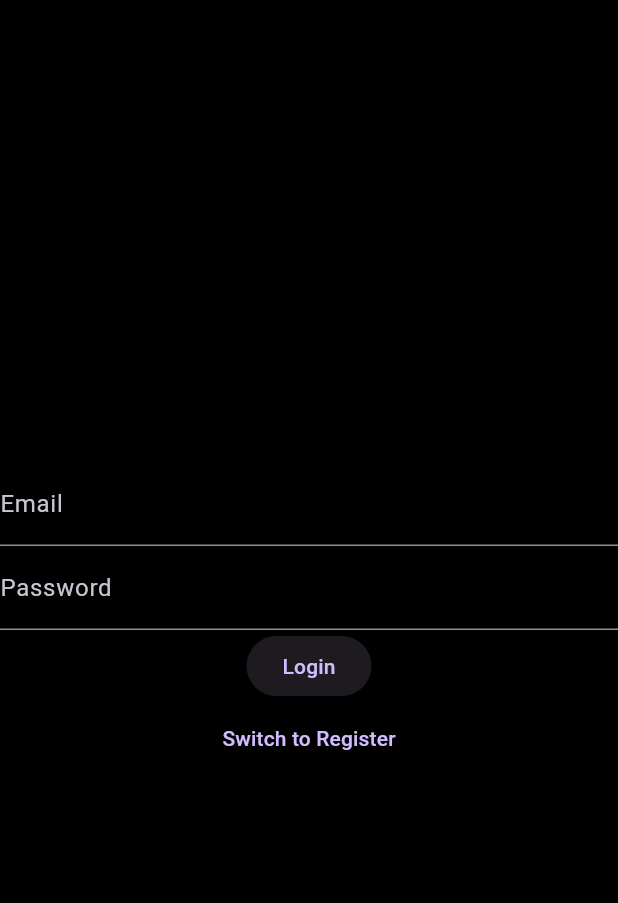
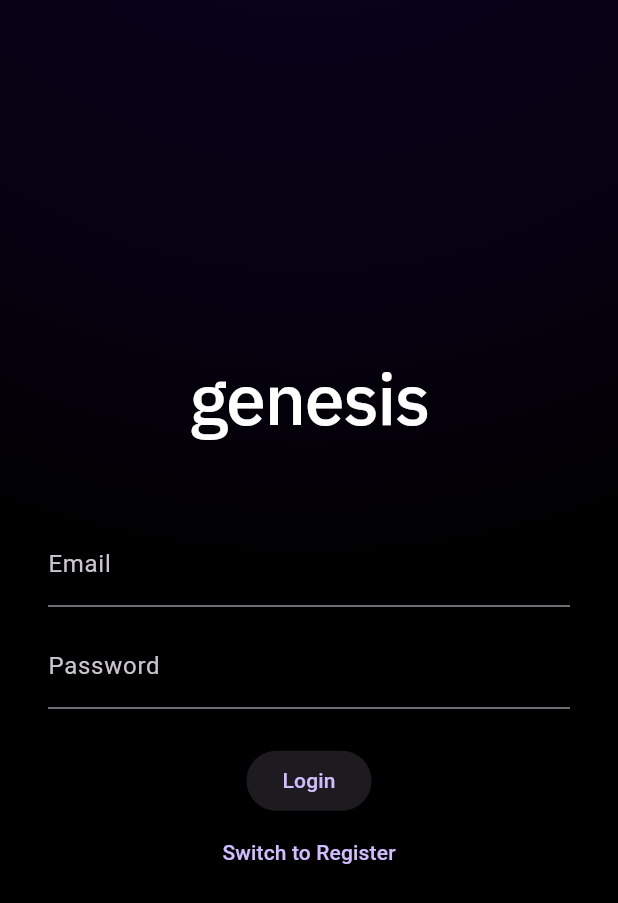
Before and after one commit to Nswa/genesis_f1, a Flutter app: the screen it shows after launch, on a phone screen of 412 x 824 dp. Shown: the top 903 px of the screen. Run offline on Flutter 3.47's test engine with Material 3 defaults, Android fonts, the phone set to English and light mode, and no system bars; our stand-ins replace firebase_auth, firebase_core; accounts and stored records are empty; Roboto replaces fonts that are missing (Georgia).

Commit message:
new auth screen setup

```diff
--- /dev/null
+++ b/lib/digital_assets/auth_bg.dart
@@ -0,0 +1,61 @@
+import 'package:flutter/material.dart';
+
+class AuthBackground extends StatefulWidget {
+  final Widget? child;
+
+  const AuthBackground({Key? key, this.child}) : super(key: key);
+
+  @override
+  State<AuthBackground> createState() => _AuthBackgroundState();
+}
+
+class _AuthBackgroundState extends State<AuthBackground>
+    with SingleTickerProviderStateMixin {
+  late AnimationController _controller;
+  late Animation<double> _radiusAnim;
+
+  @override
+  void initState() {
+    super.initState();
+    _controller = AnimationController(
+      duration: const Duration(seconds: 5),
+      vsync: this,
+    )..repeat(reverse: true);
+
+    _radiusAnim = Tween<double>(
+      begin: 1.3,
+      end: 1.6,
+    ).animate(CurvedAnimation(parent: _controller, curve: Curves.easeInOut));
+  }
+
+  @override
+  void dispose() {
+    _controller.dispose();
+    super.dispose();
+  }
+
+  @override
+  Widget build(BuildContext context) {
+    return AnimatedBuilder(
+      animation: _radiusAnim,
+      builder: (context, child) {
+        return Container(
+          width: double.infinity,
+          height: double.infinity,
+          decoration: BoxDecoration(
+            gradient: RadialGradient(
+              center: const Alignment(0.0, -1.5),
+              radius: _radiusAnim.value,
+              colors: const [
+                Color.fromARGB(80, 24, 4, 65),
+                Color.fromARGB(255, 0, 0, 0),
+              ],
+              stops: [0.0, 1.0],
+            ),
+          ),
+          child: widget.child,
+        );
+      },
+    );
+  }
+}
--- a/lib/screens/auth_screen.dart
+++ b/lib/screens/auth_screen.dart
@@ -1,4 +1,5 @@
 import 'package:flutter/material.dart';
+import 'package:genesis_f1/digital_assets/auth_bg.dart';
 import '../services/auth_manager.dart';
 
 class AuthScreen extends StatefulWidget {
@@ -28,27 +29,55 @@ class _AuthScreenState extends State<AuthScreen> {
   @override
   Widget build(BuildContext context) {
     return Scaffold(
-      body: Column(
+      body: AuthBackground(
+        child: SingleChildScrollView(
+          padding: const EdgeInsets.symmetric(horizontal: 32),
+          child: ConstrainedBox(
+            constraints: BoxConstraints(
+              minHeight: MediaQuery.of(context).size.height,
+            ),
+            child: IntrinsicHeight(
+              child: Column(
                 mainAxisAlignment: MainAxisAlignment.center,
                 children: [
+                  const Text(
+                    'genesis',
+                    textAlign: TextAlign.center,
+                    style: TextStyle(
+                      fontFamily: 'IBM Plex Sans',
+                      fontWeight: FontWeight.w500,
+                      fontSize: 48,
+                      color: Colors.white,
+                      letterSpacing: -1,
+                    ),
+                  ),
+                  const SizedBox(height: 48),
                   TextField(
                     onChanged: (val) => email = val,
                     decoration: const InputDecoration(labelText: 'Email'),
                   ),
+                  const SizedBox(height: 12),
                   TextField(
                     onChanged: (val) => password = val,
                     obscureText: true,
                     decoration: const InputDecoration(labelText: 'Password'),
                   ),
+                  const SizedBox(height: 24),
                   ElevatedButton(
                     onPressed: submit,
                     child: Text(isLogin ? 'Login' : 'Register'),
                   ),
                   TextButton(
                     onPressed: () => setState(() => isLogin = !isLogin),
-            child: Text(isLogin ? 'Switch to Register' : 'Switch to Login'),
+                    child: Text(
+                      isLogin ? 'Switch to Register' : 'Switch to Login',
+                    ),
                   ),
                 ],
+              ),
+            ),
+          ),
+        ),
       ),
     );
   }
```
Also changed, not shown: pubspec.yaml (+4 -4 lines), assets/fonts/IBMPlexSans-VariableFont_wdth,wght.ttf (added). Lines whose indentation alone changed are shown as unchanged.
